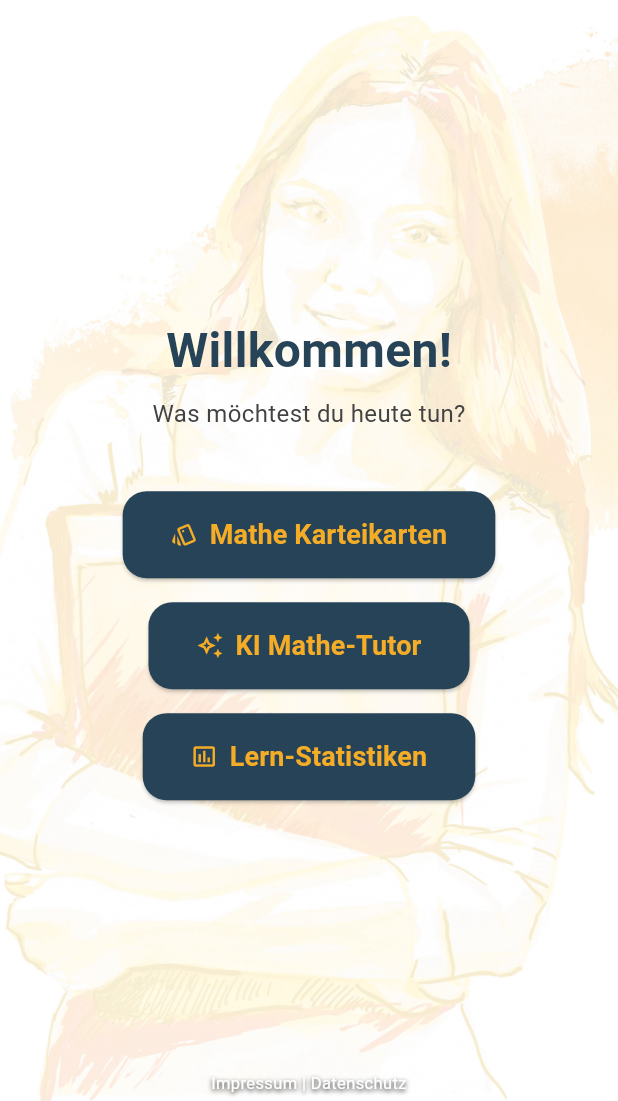
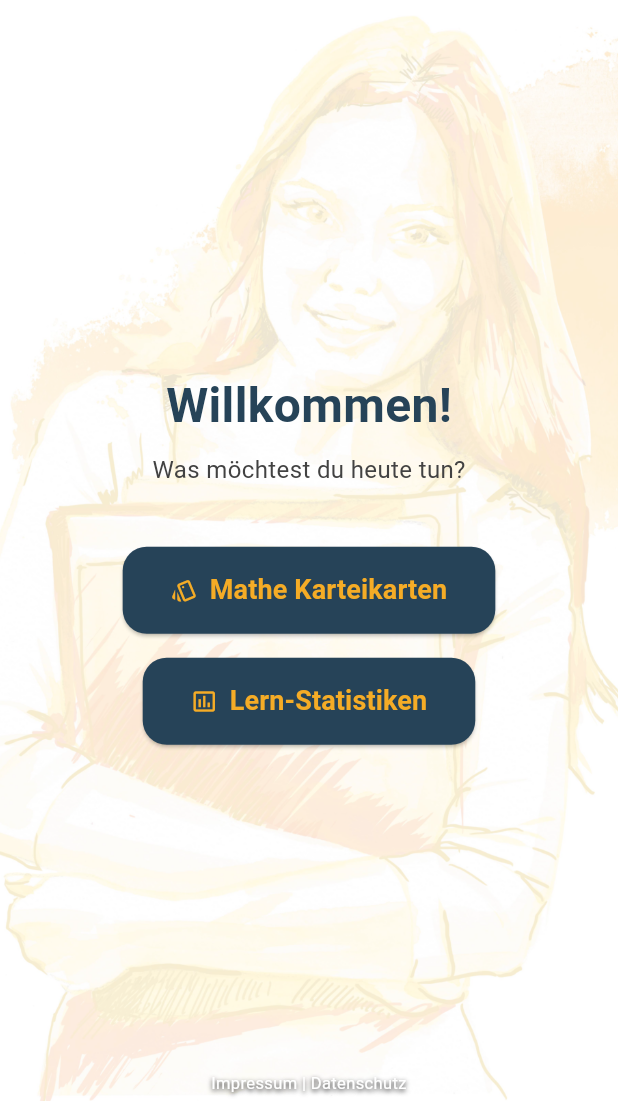
Before and after one commit to viktorlohr/akademus_app, a Flutter app: the screen it shows after launch, on a phone screen of 412 x 824 dp, the part 135-1236 px from its top. Run offline on Flutter 3.47's test engine with Material 3 defaults, Android fonts, the phone set to English and light mode, and no system bars; our stand-ins replace shared_preferences.

Commit message:
removed KI tutor button and added CLAUDE.md

```diff
--- a/lib/main.dart
+++ b/lib/main.dart
@@ -60,12 +60,6 @@ class HomeScreen extends StatelessWidget {
                     label: 'Mathe Karteikarten',
                     icon: Icons.style_outlined,
                     destination: TopicSelectionScreen(),
-                  ),
-                  const SizedBox(height: 16),
-                  const MenuButton(
-                    label: 'KI Mathe-Tutor',
-                    icon: Icons.auto_awesome_outlined,
-                    destination: PlaceholderScreen(title: 'KI Tutor Chat'),
                   ),
                   const SizedBox(height: 16),
                   const MenuButton(
```
Also changed, not shown: 1 other file.
